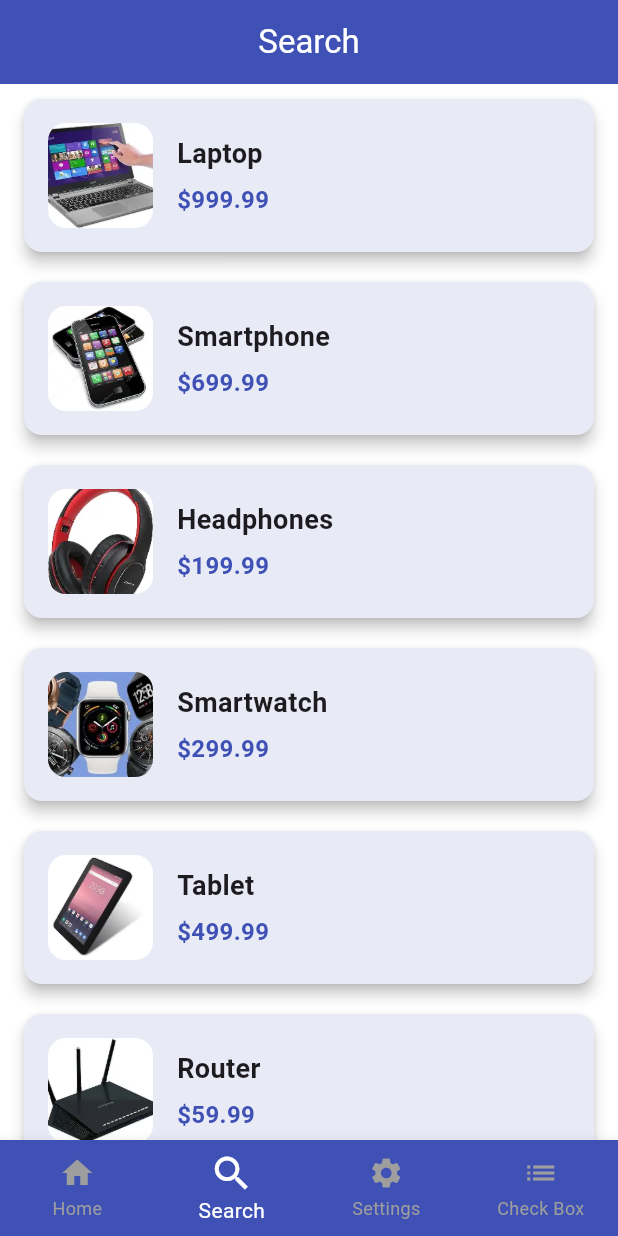
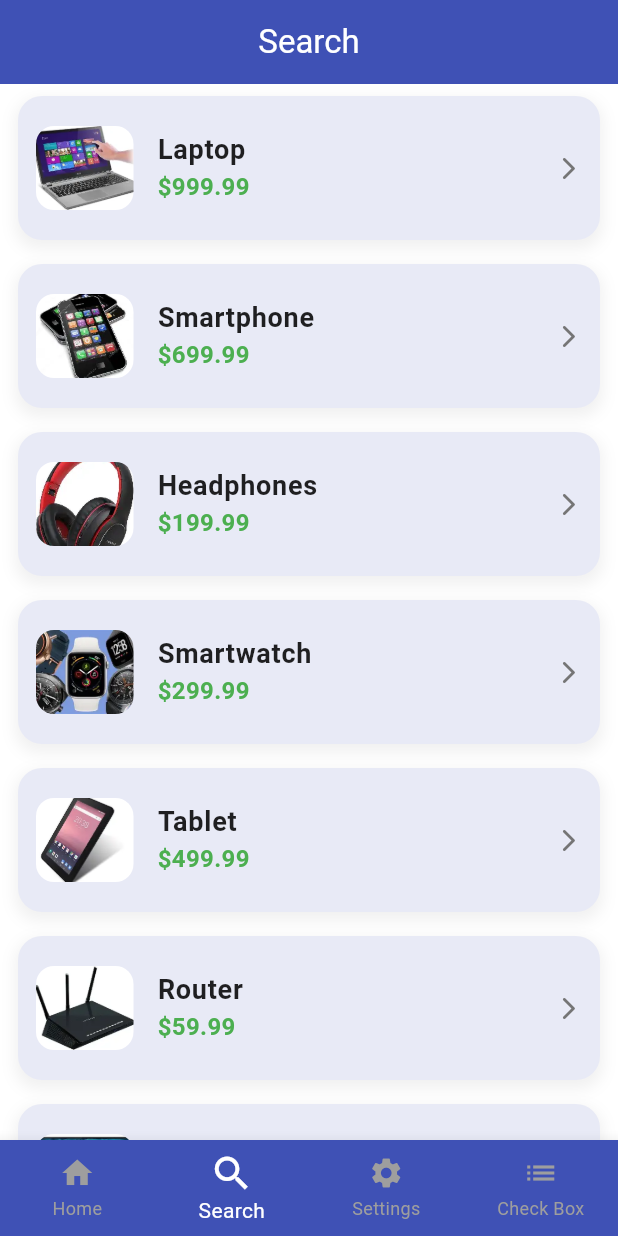
Before and after one commit to Moody20alshatri/Example_Seventh_Term_Lectures_for_flutter, a Flutter app: the screen it shows after launch, item 2 of the bottom bar chosen, on a phone screen of 412 x 824 dp. Run offline on Flutter 3.47's test engine with Material 3 defaults, Android fonts, the phone set to English and light mode, and no system bars.

Commit message:
home work 4

```diff
--- a/lib/homework4/Serch.dart
+++ b/lib/homework4/Serch.dart
@@ -23,43 +23,51 @@ class SerachPage4 extends StatelessWidget {
         child: ListView.builder(
           itemCount: products.length,
           itemBuilder: (context, index) {
-           return Card(
+           return Container(
+  margin: const EdgeInsets.symmetric(horizontal: 12, vertical: 8),
+  decoration: BoxDecoration(
     color: Colors.indigo.shade50,
-  elevation: 4,
-  margin: const EdgeInsets.symmetric(horizontal: 16, vertical: 10),
-  child: Padding(
-    padding: const EdgeInsets.all(16),
-    child: Row(
-      children: [
-        ClipRRect(
+    borderRadius: BorderRadius.circular(16),
+    boxShadow: [
+      BoxShadow(
+        color: Colors.grey.withOpacity(0.15),
+        blurRadius: 8,
+        spreadRadius: 2,
+        offset: const Offset(0, 4),
+      ),
+    ],
+  ),
+  child: ListTile(
+    contentPadding: const EdgeInsets.all(12),
+    leading: ClipRRect(
       borderRadius: BorderRadius.circular(12),
       child: Image.asset(
         products[index].picture,
-            width: 70,
-            height: 70,
+        width: 65,
+        height: 65,
         fit: BoxFit.cover,
       ),
     ),
-        const SizedBox(width: 16),
-        Column(
-          crossAxisAlignment: CrossAxisAlignment.start,
-          children: [
-            Text(
+    title: Text(
       products[index].name,
-              style: const TextStyle(fontSize: 18, fontWeight: FontWeight.bold),
-            ),
-            const SizedBox(height: 6),
-            Text(
-              "\$${products[index].price}",
-              style: TextStyle(
-                fontSize: 16,
-                color: Colors.indigo,
+      style: const TextStyle(
+        fontSize: 18,
         fontWeight: FontWeight.bold,
+        color: Colors.black87,
       ),
     ),
-          ],
-        )
-      ],
+    subtitle: Text(
+      "\$${products[index].price.toStringAsFixed(2)}",
+      style: const TextStyle(
+        fontSize: 16,
+        fontWeight: FontWeight.w600,
+        color: Colors.green,
+      ),
+    ),
+    trailing: Icon(
+      Icons.arrow_forward_ios_rounded,
+      size: 18,
+      color: Colors.grey.shade600,
     ),
   ),
 );
```
Lines whose indentation alone changed are shown as unchanged.
